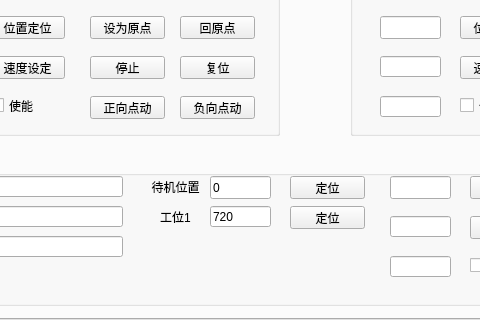
Above: widget.ui from stupid-rain/Aerosol_detection_equipment before the change; both pictures show x 172 to 652 and y 400 to 720 of the 960 by 720 pixel window. Below: the same form after it.
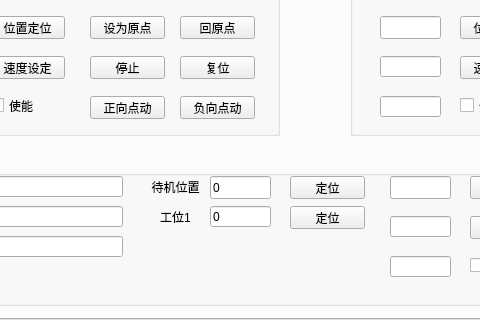
That is the form after the change. The open tabs and pages were chosen to show the change.

What changed in the file:
```diff
--- a/widget.ui
+++ b/widget.ui
@@ -2237,7 +2237,7 @@
        </rect>
       </property>
       <property name="text">
-       <string>720</string>
+       <string>0</string>
       </property>
      </widget>
      <widget class="QLineEdit" name="lineEdit_Axi5__Standby">
```
Left out of the diff: 2 changed lines with no effect on the pictures.
